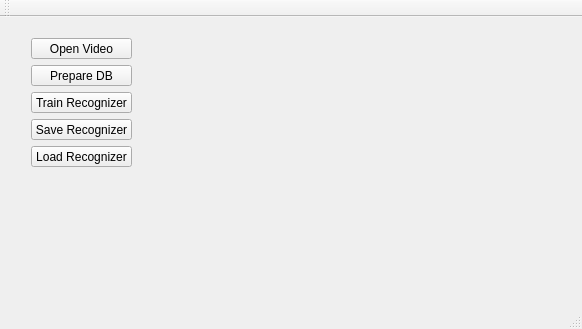
Old version of the form mainwindow.ui in the repository Platash/Reco_3.
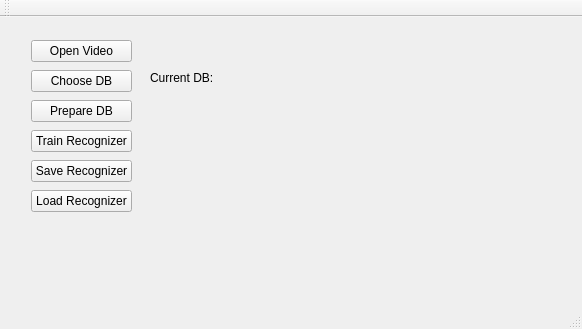
New version of the form.

What changed in the file:
```diff
--- a/mainwindow.ui
+++ b/mainwindow.ui
@@ -20,7 +20,7 @@
       <x>20</x>
       <y>10</y>
       <width>123</width>
-      <height>151</height>
+      <height>201</height>
      </rect>
     </property>
     <layout class="QVBoxLayout" name="verticalLayout">
@@ -31,6 +31,13 @@
        </property>
       </widget>
      </item>
+     <item>
+      <widget class="QPushButton" name="b_choose_db">
+       <property name="text">
+        <string>Choose DB</string>
+       </property>
+      </widget>
+     </item>
      <item>
       <widget class="QPushButton" name="b_prepare_db">
        <property name="text">
@@ -64,16 +71,29 @@
    <widget class="QLabel" name="l_info">
     <property name="geometry">
      <rect>
-      <x>160</x>
-      <y>20</y>
-      <width>221</width>
-      <height>41</height>
+      <x>170</x>
+      <y>170</y>
+      <width>321</width>
+      <height>31</height>
      </rect>
     </property>
     <property name="text">
      <string/>
     </property>
    </widget>
+   <widget class="QLabel" name="l_db">
+    <property name="geometry">
+     <rect>
+      <x>150</x>
+      <y>50</y>
+      <width>411</width>
+      <height>21</height>
+     </rect>
+    </property>
+    <property name="text">
+     <string>Current DB:</string>
+    </property>
+   </widget>
   </widget>
   <widget class="QMenuBar" name="menuBar">
    <property name="geometry">
```
